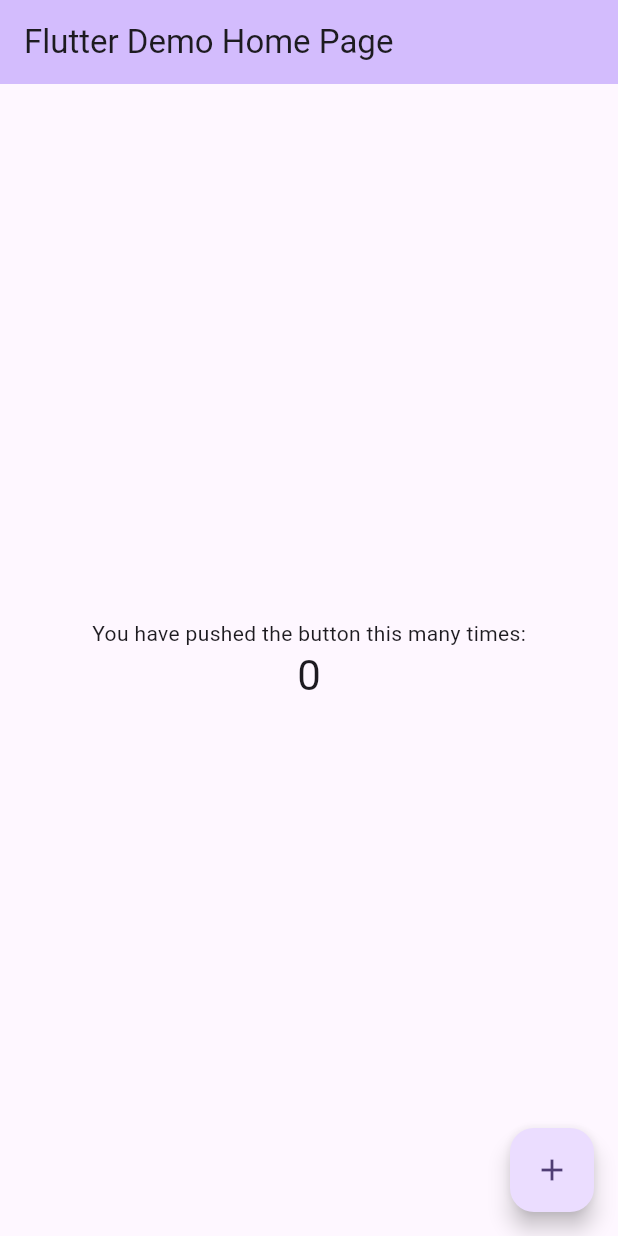
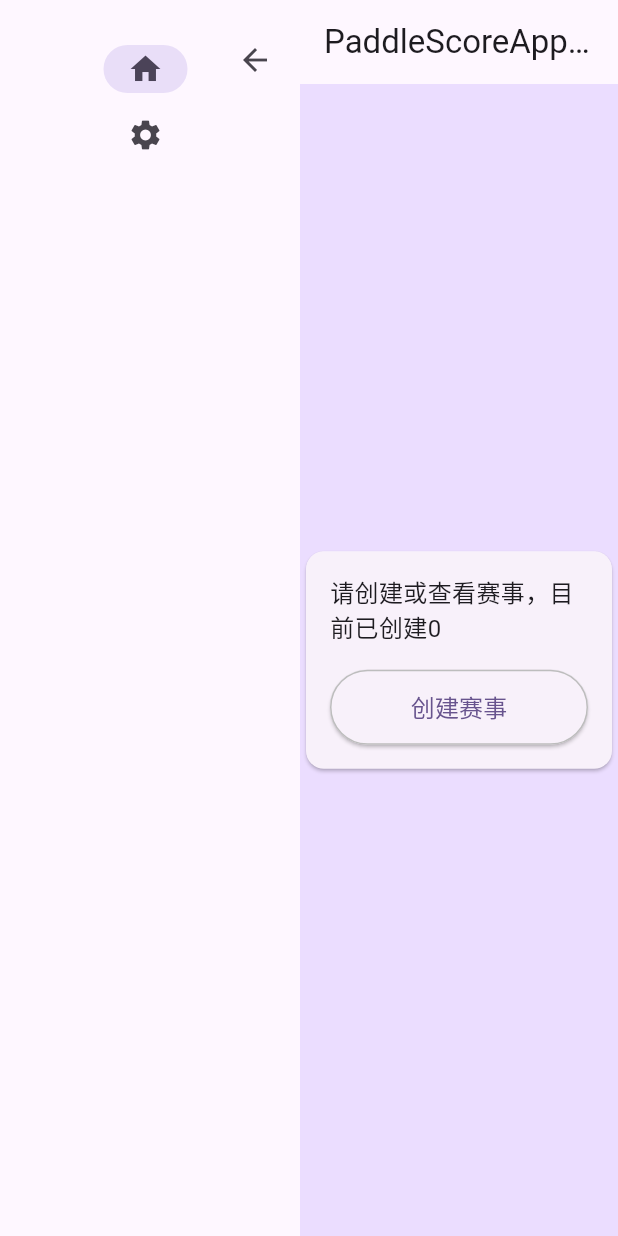
Before and after one commit to MCTown/PaddleScoreApp, a Flutter app: the screen it shows after launch, on a phone screen of 412 x 824 dp. Run offline on Flutter 3.47's test engine with Material 3 defaults, Android fonts, the phone set to English and light mode, and no system bars; our stand-ins replace file_picker, sqflite; missing offline and left inert: dart:ffi, excel; accounts and stored records are empty.

Commit message:
Dev. Main page finished.

```diff
--- a/lib/main.dart
+++ b/lib/main.dart
@@ -1,125 +1,135 @@
 import 'package:flutter/material.dart';
-
+import 'package:file_picker/file_picker.dart';
+import 'package:paddle_score_app/page_widgets/race_page.dart';
+import 'package:provider/provider.dart';
+import '/page_widgets/home_page_content.dart';
 void main() {
-  runApp(const MyApp());
+  runApp(
+    ChangeNotifierProvider(
+      create: (context)=>MyAppState(),
+      child:MyApp(),
+    ),
+  );
 }
 
 class MyApp extends StatelessWidget {
   const MyApp({super.key});
-
   // This widget is the root of your application.
   @override
   Widget build(BuildContext context) {
     return MaterialApp(
-      title: 'PaddleScoreApp Demo',
+      title: 'PaddleScore demo',
       theme: ThemeData(
-        // This is the theme of your application.
-        //
-        // TRY THIS: Try running your application with "flutter run". You'll see
-        // the application has a purple toolbar. Then, without quitting the app,
-        // try changing the seedColor in the colorScheme below to Colors.green
-        // and then invoke "hot reload" (save your changes or press the "hot
-        // reload" button in a Flutter-supported IDE, or press "r" if you used
-        // the command line to start the app).
-        //
-        // Notice that the counter didn't reset back to zero; the application
-        // state is not lost during the reload. To reset the state, use hot
-        // restart instead.
-        //
-        // This works for code too, not just values: Most code changes can be
-        // tested with just a hot reload.
         colorScheme: ColorScheme.fromSeed(seedColor: Colors.deepPurple),
         useMaterial3: true,
       ),
-      home: const MyHomePage(title: 'Flutter Demo Home Page'),
+      home:MyHomePage(),
     );
   }
 }
 
 class MyHomePage extends StatefulWidget {
-  const MyHomePage({super.key, required this.title});
-
-  // This widget is the home page of your application. It is stateful, meaning
-  // that it has a State object (defined below) that contains fields that affect
-  // how it looks.
-
-  // This class is the configuration for the state. It holds the values (in this
-  // case the title) provided by the parent (in this case the App widget) and
-  // used by the build method of the State. Fields in a Widget subclass are
-  // always marked "final".
-
-  final String title;
-
+  const MyHomePage({super.key});
   @override
   State<MyHomePage> createState() => _MyHomePageState();
 }
 
+class MyAppState extends ChangeNotifier {
+  List<String> races = [];
+  int createCount = 0;
+  void addRace(String raceName) {
+    races.add(raceName);
+    createCount++;
+    notifyListeners();
+  }
+
+}
+
 class _MyHomePageState extends State<MyHomePage> {
-  int _counter = 0;
-
-  void _incrementCounter() {
+  bool isRailExtended=true;
+  int selectedIndex = 0;
+  void navigateToPage(int index){
     setState(() {
-      // This call to setState tells the Flutter framework that something has
-      // changed in this State, which causes it to rerun the build method below
-      // so that the display can reflect the updated values. If we changed
-      // _counter without calling setState(), then the build method would not be
-      // called again, and so nothing would appear to happen.
-      _counter++;
+      selectedIndex = index;
     });
   }
-
   @override
-  Widget build(BuildContext context) {
-    // This method is rerun every time setState is called, for instance as done
-    // by the _incrementCounter method above.
-    //
-    // The Flutter framework has been optimized to make rerunning build methods
-    // fast, so that you can just rebuild anything that needs updating rather
-    // than having to individually change instances of widgets.
+  Widget build(BuildContext context){
+    var appState = context.watch<MyAppState>();
+    Widget page;
+    int size = appState.races.length;
+    switch(selectedIndex){
+      case 0:
+        page = HomePageContent() as Widget;
+        break;
+      case 1:
+        page = Placeholder() as Widget;
+        break;
+      default:
+        page = RacePage(raceName: appState.races[size-selectedIndex+1])as Widget;
+        break;
+    }
+    return LayoutBuilder(
+      builder: (context,constraints){
         return Scaffold(
-      appBar: AppBar(
-        // TRY THIS: Try changing the color here to a specific color (to
-        // Colors.amber, perhaps?) and trigger a hot reload to see the AppBar
-        // change color while the other colors stay the same.
-        backgroundColor: Theme.of(context).colorScheme.inversePrimary,
-        // Here we take the value from the MyHomePage object that was created by
-        // the App.build method, and use it to set our appbar title.
-        title: Text(widget.title),
+          body:Row(
+            children: [
+              AnimatedContainer(
+                  duration: Duration(milliseconds: 200),
+                  width: isRailExtended ? 200 : 50,
+                  padding:EdgeInsets.only(top:16.0,right: 6),
+                  child:Stack(
+                    children: [
+                      if(isRailExtended)
+                        SafeArea(child:
+                        NavigationRail(
+                          extended: constraints.maxWidth>=700,
+                          selectedIndex:selectedIndex,
+                          onDestinationSelected:(value){
+                            navigateToPage(value);
+                          },
+                          destinations:[
+                            const NavigationRailDestination(
+                              icon:Icon(Icons.home),
+                              label:Text('首页'),
                             ),
-      body: Center(
-        // Center is a layout widget. It takes a single child and positions it
-        // in the middle of the parent.
-        child: Column(
-          // Column is also a layout widget. It takes a list of children and
-          // arranges them vertically. By default, it sizes itself to fit its
-          // children horizontally, and tries to be as tall as its parent.
-          //
-          // Column has various properties to control how it sizes itself and
-          // how it positions its children. Here we use mainAxisAlignment to
-          // center the children vertically; the main axis here is the vertical
-          // axis because Columns are vertical (the cross axis would be
-          // horizontal).
-          //
-          // TRY THIS: Invoke "debug painting" (choose the "Toggle Debug Paint"
-          // action in the IDE, or press "p" in the console), to see the
-          // wireframe for each widget.
-          mainAxisAlignment: MainAxisAlignment.center,
-          children: <Widget>[
-            const Text(
-              'You have pushed the button this many times:',
+                            const NavigationRailDestination(
+                              icon:Icon(Icons.settings),
+                              label:Text('设置'),
                             ),
-            Text(
-              '$_counter',
-              style: Theme.of(context).textTheme.headlineMedium,
-            ),
+                            for(var i = appState.races.length-1; i >=0; i--)
+                                NavigationRailDestination(
+                                  icon: Icon(Icons.start),
+                                  label: Text(appState.races[i]),
+                                )
                           ],
                         ),
                         ),
-      floatingActionButton: FloatingActionButton(
-        onPressed: _incrementCounter,
-        tooltip: 'Increment',
-        child: const Icon(Icons.add),
-      ), // This trailing comma makes auto-formatting nicer for build methods.
+                      Positioned(
+                        top:0,
+                        right:0,
+                        child:IconButton(
+                          icon:Icon(isRailExtended?Icons.arrow_back:Icons.menu),
+                          onPressed:(){
+                            setState((){
+                              isRailExtended = !isRailExtended;
+                            });
+                          },
+                        ),
+                      ),
+                    ],
+                  )
+              ),
+              Expanded(
+                  child: Container(
+                    color: Theme.of(context).colorScheme.primaryContainer,
+                      child: page,
+                    )
+                )
+            ],
+          )
+        );
+      }
     );
   }
 }
--- /dev/null
+++ b/lib/page_widgets/home_page_content.dart
@@ -0,0 +1,99 @@
+import 'package:flutter/material.dart';
+import 'package:file_picker/file_picker.dart';
+import 'package:provider/provider.dart';
+import '../main.dart';
+import '/page_widgets/race_page.dart';
+
+class HomePageContent extends StatelessWidget{
+  @override
+  Widget build(BuildContext context){
+    var appState2 = context.watch<MyAppState>();
+    var counts = appState2.createCount;
+    void showAddRaceDialog(){
+      TextEditingController controller = TextEditingController();
+      showDialog(
+        context:context,
+        builder:(context){
+          return AlertDialog(
+            title:const Text('创建赛事'),
+            content:Column(
+              mainAxisSize: MainAxisSize.min,
+              children: [
+                TextField(
+                  controller: controller,
+                  decoration: InputDecoration(hintText: '请输入赛事名称'),
+                ),
+                const SizedBox(height:16),
+                ElevatedButton(
+                  onPressed:()async{
+                    final result = await FilePicker.platform.pickFiles(
+                      type:FileType.custom,
+                      allowedExtensions: ['xlsx','xls'],
+                    );
+                    if(result!=null){
+                      final file = result.files.first;
+                      if(file!=null && file.path!=null) {
+                        final filePath = file.path;
+                        print('选中的文件路径：$filePath');
+                      }
+                    }else{
+                      print('用户未选择文件');
+                    }
+                  },
+                  child: const Text('上传参赛人员名单'),
+                ),
+              ],
+            ),
+            actions:[
+              TextButton(
+                onPressed:(){
+                  Navigator.of(context).pop();
+                },
+                child:const Text('取消'),
+              ),
+              TextButton(
+                onPressed:(){
+                  appState2.addRace(controller.text);
+                  Navigator.of(context).pop();
+                },
+                child: const Text('确定'),
+              ),
+            ],
+          );
+        },
+      );
+    }
+    return Scaffold(
+      appBar: AppBar(title:const Text('PaddleScoreApp demo')),
+      body:Container(
+        color:Theme.of(context).colorScheme.primaryContainer,
+        child:Center(
+          child:Card(
+            child:Padding(
+              padding: const EdgeInsets.all(16.0),
+              child:Column(
+                mainAxisSize:MainAxisSize.min,
+                children:[
+                  Text('请创建或查看赛事，目前已创建$counts', style:const TextStyle(fontSize:16),),
+                  const SizedBox(height:16),
+                  ElevatedButton(
+                    style:ButtonStyle(
+                        minimumSize: WidgetStateProperty.all(const Size(200, 50)),
+                        side:WidgetStateProperty.all(
+                            BorderSide(color:Colors.grey.shade400,width:1)
+                        )
+                    ),
+                    onPressed:(){
+                      showAddRaceDialog();
+                    },
+                    child:const Text('创建赛事',style:TextStyle(fontSize:16)),
+                  )
+                ],
+              ),
+            ),
+          ),
+        ),
+      ),
+    );
+  }
+}
--- a/pubspec.yaml
+++ b/pubspec.yaml
@@ -30,6 +30,8 @@ environment:
 dependencies:
   flutter:
     sdk: flutter
+  file_picker: ^5.2.5
+  provider: ^6.0.5
 
 
   # The following adds the Cupertino Icons font to your application.
```
Also changed, not shown: lib/page_widgets/race_page.dart (added, +84 -0 lines). Lines whose indentation alone changed are shown as unchanged.
